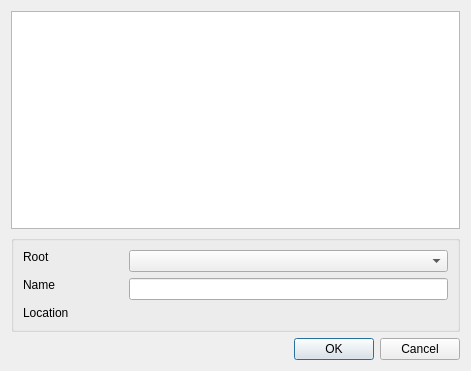
This is Code/Editor/NewLevelDialog.ui in Zee2401/o3de as Qt 5 draws it before an edit. The edited form follows.
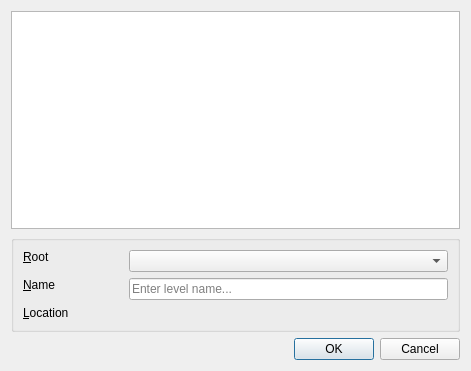
This is the edited form. Custom widgets are drawn as their Qt base class.

Commit message:
palette: improve New Level dialog accessibility and UX
- Add keyboard mnemonics (&Root, &Name, &Location) to field labels.
- Add clear button and placeholder text ("Enter level name...") to level name line edit.
- Add descriptive tooltips to level templates list, line edit, and folder browse controls.

```diff
--- a/Code/Editor/NewLevelDialog.ui
+++ b/Code/Editor/NewLevelDialog.ui
@@ -39,7 +39,7 @@
       <item row="0" column="0">
        <widget class="QLabel" name="LEVEL_ROOT_LABEL">
         <property name="text">
-         <string>Root</string>
+         <string>&amp;Root</string>
         </property>
         <property name="alignment">
          <set>Qt::AlignLeading|Qt::AlignLeft|Qt::AlignTop</set>
@@ -55,7 +55,7 @@
       <item row="1" column="0">
        <widget class="QLabel" name="STATIC2">
         <property name="text">
-         <string>Name</string>
+         <string>&amp;Name</string>
         </property>
         <property name="alignment">
          <set>Qt::AlignLeading|Qt::AlignLeft|Qt::AlignTop</set>
@@ -70,6 +70,12 @@
         <property name="alignment">
          <set>Qt::AlignLeading|Qt::AlignLeft|Qt::AlignVCenter</set>
         </property>
+        <property name="placeholderText">
+         <string>Enter level name...</string>
+        </property>
+        <property name="clearButtonEnabled">
+         <bool>true</bool>
+        </property>
        </widget>
       </item>
       <item row="2" column="0">
@@ -81,7 +87,7 @@
          </size>
         </property>
         <property name="text">
-         <string>Location</string>
+         <string>&amp;Location</string>
         </property>
         <property name="alignment">
          <set>Qt::AlignLeading|Qt::AlignLeft|Qt::AlignTop</set>
```
Left out of the diff: 18 changed lines with no effect on the pictures.
